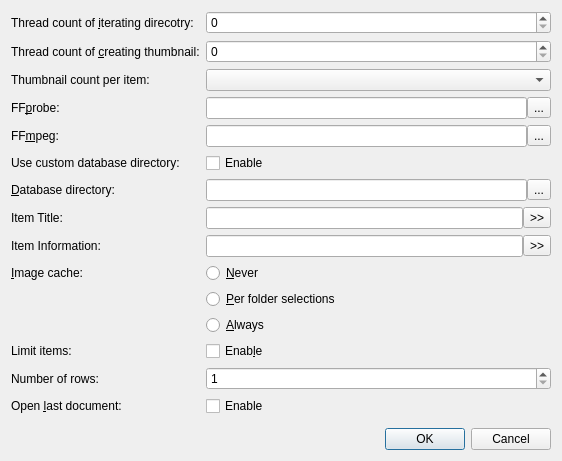
ambiesoft/SceneExplorer, file src/option.ui: the form before one commit.
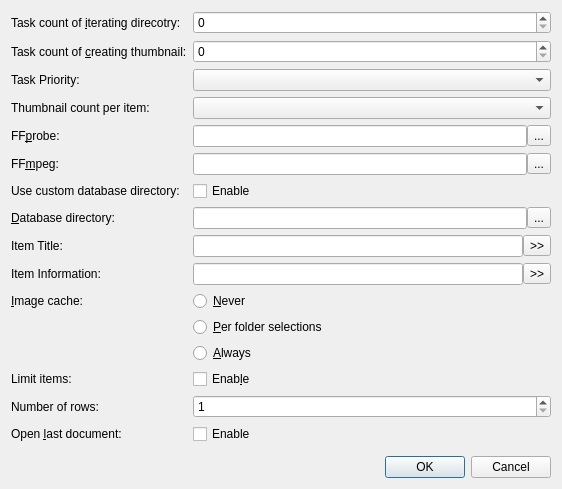
The form after the commit.

```diff
--- a/src/option.ui
+++ b/src/option.ui
@@ -7,7 +7,7 @@
     <x>0</x>
     <y>0</y>
     <width>562</width>
-    <height>405</height>
+    <height>453</height>
    </rect>
   </property>
   <property name="windowTitle">
@@ -17,7 +17,7 @@
    <item row="0" column="0">
     <widget class="QLabel" name="labelGetDir">
      <property name="text">
-      <string>Thread count of &amp;iterating direcotry:</string>
+      <string>Task count of &amp;iterating direcotry:</string>
      </property>
      <property name="buddy">
       <cstring>spinBoxGetDir</cstring>
@@ -30,7 +30,7 @@
    <item row="3" column="0">
     <widget class="QLabel" name="labelThumb">
      <property name="text">
-      <string>Thread count of &amp;creating thumbnail:</string>
+      <string>Task count of &amp;creating thumbnail:</string>
      </property>
      <property name="buddy">
       <cstring>spinBoxThumb</cstring>
@@ -327,6 +327,16 @@
      </item>
     </layout>
    </item>
+   <item row="4" column="0">
+    <widget class="QLabel" name="labelTaskPriority">
+     <property name="text">
+      <string>Task Priority:</string>
+     </property>
+    </widget>
+   </item>
+   <item row="4" column="1">
+    <widget class="QComboBox" name="cmbTaskPriority"/>
+   </item>
   </layout>
  </widget>
  <tabstops>
```
